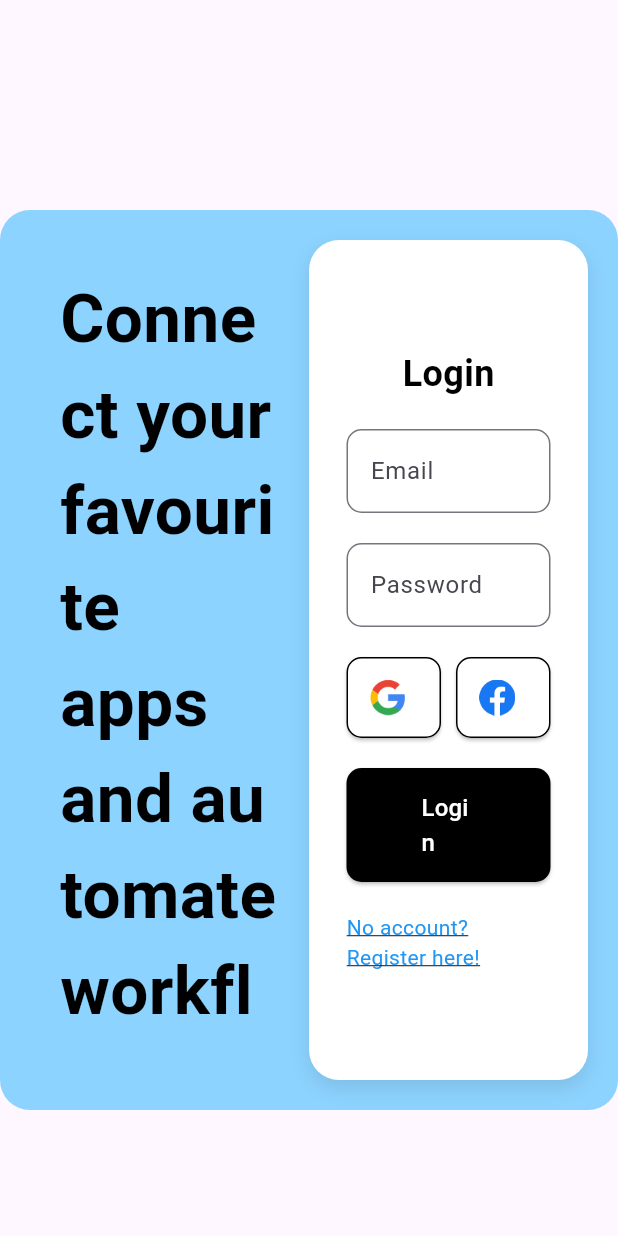
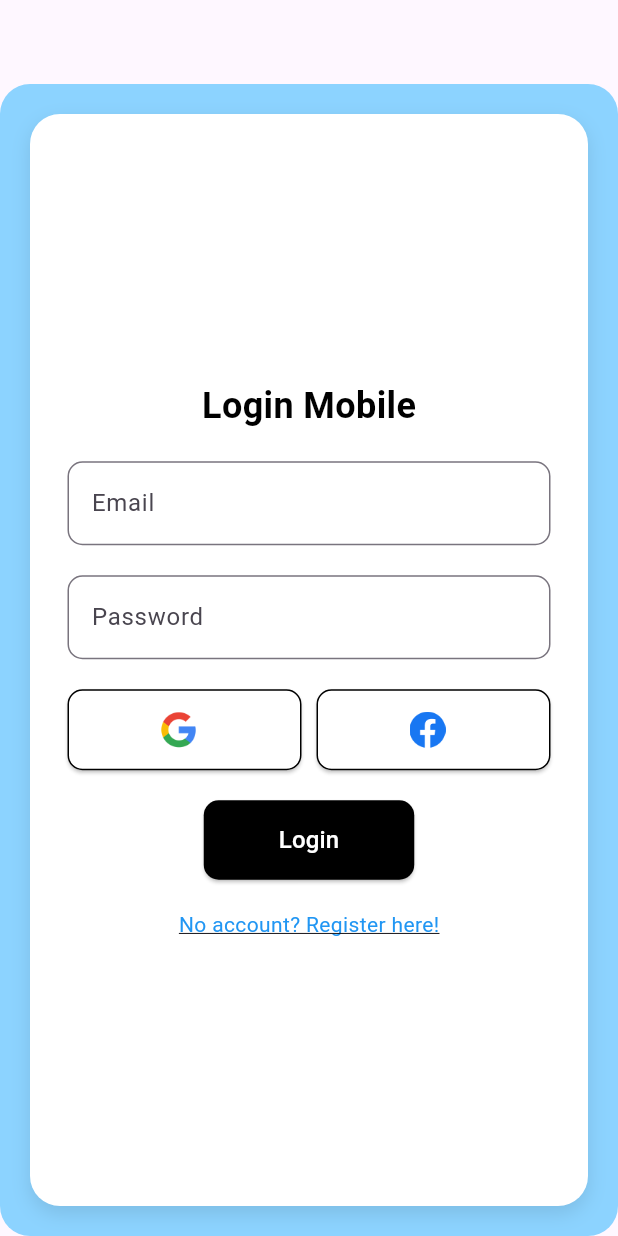
Before and after one commit to LucaMartinet7/Area-Tek3, a Flutter app: the screen it shows after launch, on a phone screen of 412 x 824 dp. Run offline on Flutter 3.47's test engine with Material 3 defaults, Android fonts, the light colour scheme and no system bars.

Commit message:
feat: start of mobile login page

```diff
--- /dev/null
+++ b/area/devtools_options.yaml
@@ -0,0 +1,3 @@
+description: This file stores settings for Dart & Flutter DevTools.
+documentation: https://docs.flutter.dev/tools/devtools/extensions#configure-extension-enablement-states
+extensions:
--- a/area/lib/login_form.dart
+++ b/area/lib/login_form.dart
@@ -1,4 +1,5 @@
 import 'package:flutter/material.dart';
+import 'dart:io' show Platform;
 import 'shared_widgets.dart'; // Import shared widgets like SocialLoginButtons
 import 'forms_field.dart'; // Import form fields like EmailField and PasswordField
 
@@ -14,8 +15,8 @@ class LoginPage extends StatelessWidget {
       ),
       body: Center(
         child: SizedBox(
-          width: 800,
-          height: 600,
+          width: Platform.isAndroid || Platform.isIOS ? double.infinity : 800,
+          height: Platform.isAndroid || Platform.isIOS ? double.infinity : 600,
           child: Stack(
             children: [
               Positioned.fill(
@@ -25,7 +26,35 @@ class LoginPage extends StatelessWidget {
                     color: const Color.fromARGB(255, 140, 211, 255),
                     borderRadius: BorderRadius.circular(20),
                   ),
-                  child: Row(
+                  child: Platform.isAndroid
+                      ? Center(
+                          child: const AuthContainer(
+                            child: Column(
+                              mainAxisAlignment: MainAxisAlignment.center,
+                              children: [
+                                Text(
+                                  "Login Mobile",
+                                  style: TextStyle(
+                                    color: Colors.black,
+                                    fontSize: 24,
+                                    fontWeight: FontWeight.bold,
+                                  ),
+                                ),
+                                SizedBox(height: 20),
+                                EmailField(),
+                                SizedBox(height: 20),
+                                PasswordField(),
+                                SizedBox(height: 20),
+                                SocialLoginButtons(),
+                                SizedBox(height: 20),
+                                LoginButton(),
+                                SizedBox(height: 20),
+                                RegisterLink(),
+                              ],
+                            ),
+                          ),
+                        )
+                      : Row(
                           children: [
                             Expanded(
                               child: Container(
```
Lines whose indentation alone changed are shown as unchanged.
